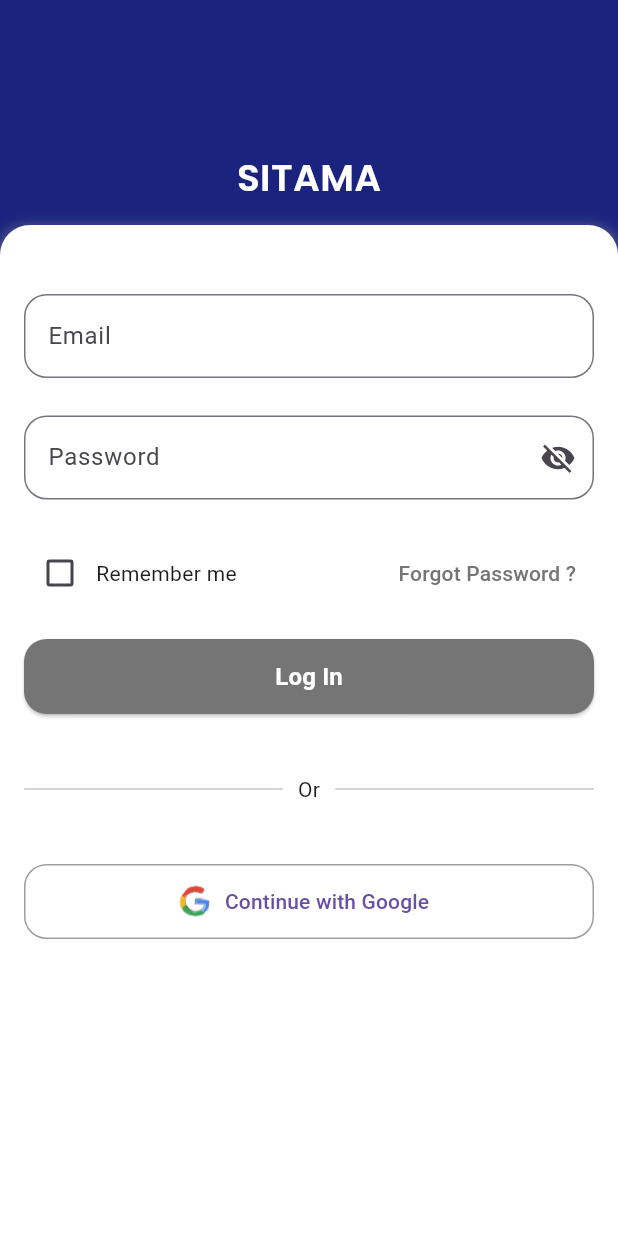
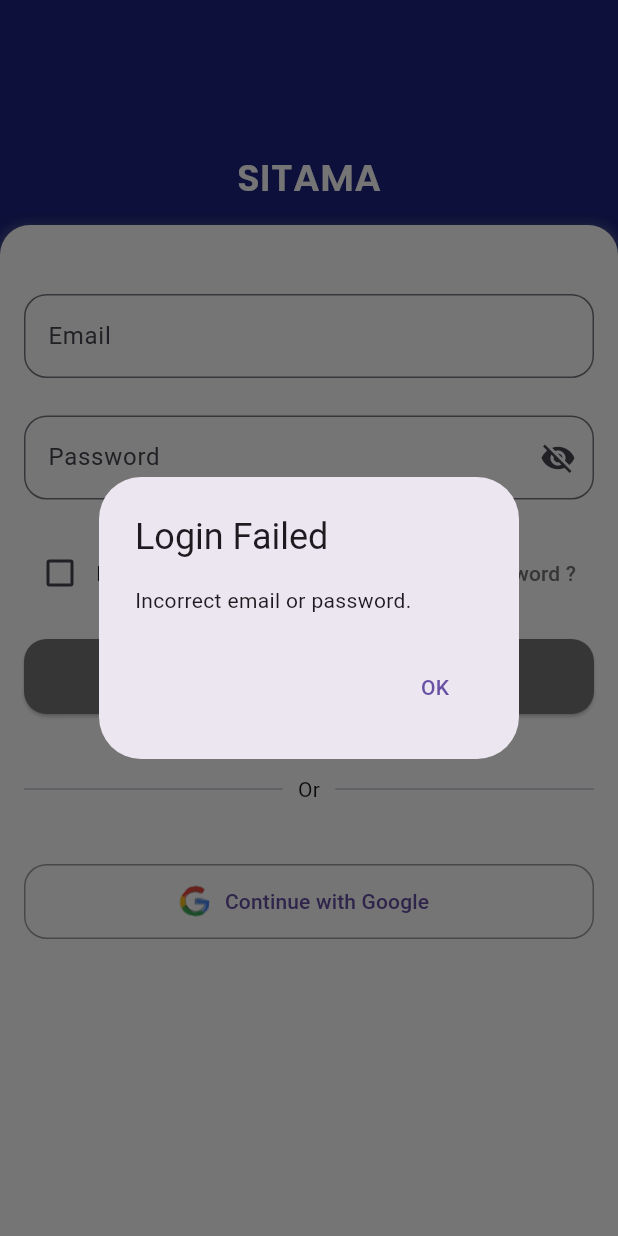
Before and after one commit to DycandX/sitama-polines-mobile, a Flutter app: the LoginPage screen opened directly, after a tap on "Log In", on a phone screen of 412 x 824 dp. Run offline on Flutter 3.47's test engine with Material 3 defaults, Android fonts, the light colour scheme and no system bars; our stand-ins replace file_picker.

Commit message:
update module login page

```diff
--- a/lib/modules/02_login/login_page.dart
+++ b/lib/modules/02_login/login_page.dart
@@ -1,4 +1,5 @@
 import 'package:flutter/material.dart';
+import 'package:pbl_sitama/modules/03_home_mahasiswa/home_mahasiswa_screen.dart';
 
 class LoginPage extends StatefulWidget {
   const LoginPage({super.key});
@@ -11,6 +12,46 @@ class _LoginPageState extends State<LoginPage> {
   // State variables
   bool _isPasswordVisible = false;
   bool _isRememberMeChecked = false; // State for Remember Me checkbox
+  final TextEditingController _emailController = TextEditingController();
+  final TextEditingController _passwordController = TextEditingController();
+
+  @override
+  void dispose() {
+    _emailController.dispose();
+    _passwordController.dispose();
+    super.dispose();
+  }
+
+  void _login() {
+    final email = _emailController.text;
+    final password = _passwordController.text;
+
+    // Check if entered credentials match the predefined credentials
+    if (email == "dewa@gmail.com" && password == "12345678") {
+      // Navigate to homeMahasiswaScreen if credentials are correct
+      Navigator.push(
+        context,
+        MaterialPageRoute(
+          builder: (context) => homeMahasiswaScreen(),
+        ),
+      );
+    } else {
+      // Show error message if credentials are incorrect
+      showDialog(
+        context: context,
+        builder: (context) => AlertDialog(
+          title: const Text("Login Failed"),
+          content: const Text("Incorrect email or password."),
+          actions: [
+            TextButton(
+              onPressed: () => Navigator.pop(context),
+              child: const Text("OK"),
+            ),
+          ],
+        ),
+      );
+    }
+  }
 
   @override
   Widget build(BuildContext context) {
@@ -44,12 +85,12 @@ class _LoginPageState extends State<LoginPage> {
           SafeArea(
             child: Column(
               children: [
-                SizedBox(height: 150), // Adjust spacing to push form down
+                const SizedBox(height: 150), // Adjust spacing to push form down
                 Expanded(
                   child: Container(
                     decoration: BoxDecoration(
                       color: Colors.white,
-                      borderRadius: BorderRadius.vertical(
+                      borderRadius: const BorderRadius.vertical(
                         top: Radius.circular(20), // Rounded only at the top
                       ),
                       boxShadow: [
@@ -57,7 +98,7 @@ class _LoginPageState extends State<LoginPage> {
                           color: Colors.grey.withOpacity(0.5),
                           spreadRadius: 2,
                           blurRadius: 7,
-                          offset: Offset(0, 3),
+                          offset: const Offset(0, 3),
                         ),
                       ],
                     ),
@@ -68,13 +109,14 @@ class _LoginPageState extends State<LoginPage> {
                           mainAxisAlignment: MainAxisAlignment.center,
                           crossAxisAlignment: CrossAxisAlignment.stretch,
                           children: [
-                            SizedBox(
+                            const SizedBox(
                                 height:
                                     30), // Space between white container and first TextField
                             TextField(
+                              controller: _emailController,
                               decoration: InputDecoration(
                                 labelText: 'Email',
-                                hintText: 'ilhamajirawan@gmail.com',
+                                hintText: 'dewa@gmail.com',
                                 hintStyle: TextStyle(
                                   color: Colors.grey.withOpacity(0.5),
                                 ),
@@ -83,13 +125,14 @@ class _LoginPageState extends State<LoginPage> {
                                 ),
                               ),
                             ),
-                            SizedBox(height: 25),
+                            const SizedBox(height: 25),
                             TextField(
+                              controller: _passwordController,
                               obscureText:
                                   !_isPasswordVisible, // Toggle visibility
                               decoration: InputDecoration(
                                 labelText: 'Password',
-                                hintText: '**********',
+                                hintText: '',
                                 hintStyle: TextStyle(
                                   color: Colors.grey.withOpacity(0.5),
                                 ),
@@ -112,7 +155,7 @@ class _LoginPageState extends State<LoginPage> {
                                 ),
                               ),
                             ),
-                            SizedBox(height: 25),
+                            const SizedBox(height: 25),
                             Row(
                               mainAxisAlignment: MainAxisAlignment.spaceBetween,
                               children: [
@@ -127,7 +170,7 @@ class _LoginPageState extends State<LoginPage> {
                                         });
                                       },
                                     ),
-                                    Text('Remember me'),
+                                    const Text('Remember me'),
                                   ],
                                 ),
                                 TextButton(
@@ -139,19 +182,17 @@ class _LoginPageState extends State<LoginPage> {
                                 ),
                               ],
                             ),
-                            SizedBox(height: 20),
+                            const SizedBox(height: 20),
                             ElevatedButton(
-                              onPressed: () {
-                                // Add login functionality
-                              },
+                              onPressed: _login,
                               style: ElevatedButton.styleFrom(
                                 backgroundColor: Colors.grey[600],
-                                minimumSize: Size(double.infinity, 50),
+                                minimumSize: const Size(double.infinity, 50),
                                 shape: RoundedRectangleBorder(
                                   borderRadius: BorderRadius.circular(15.0),
                                 ),
                               ),
-                              child: Text(
+                              child: const Text(
                                 'Log In',
                                 style: TextStyle(
                                   fontSize: 16,
@@ -160,19 +201,19 @@ class _LoginPageState extends State<LoginPage> {
                                 ),
                               ),
                             ),
-                            SizedBox(height: 40),
+                            const SizedBox(height: 40),
                             Row(
                               children: [
-                                Expanded(child: Divider()),
-                                Padding(
-                                  padding: const EdgeInsets.symmetric(
-                                      horizontal: 10.0),
+                                const Expanded(child: Divider()),
+                                const Padding(
+                                  padding:
+                                      EdgeInsets.symmetric(horizontal: 10.0),
                                   child: Text('Or'),
                                 ),
-                                Expanded(child: Divider()),
+                                const Expanded(child: Divider()),
                               ],
                             ),
-                            SizedBox(height: 40),
+                            const SizedBox(height: 40),
                             OutlinedButton.icon(
                               onPressed: () {
                                 // Add Google sign-in functionality
@@ -182,13 +223,13 @@ class _LoginPageState extends State<LoginPage> {
                                 height: 24,
                                 width: 24,
                               ),
-                              label: Text('Continue with Google'),
+                              label: const Text('Continue with Google'),
                               style: OutlinedButton.styleFrom(
-                                minimumSize: Size(double.infinity, 50),
+                                minimumSize: const Size(double.infinity, 50),
                                 shape: RoundedRectangleBorder(
                                   borderRadius: BorderRadius.circular(15.0),
                                 ),
-                                side: BorderSide(color: Colors.grey),
+                                side: const BorderSide(color: Colors.grey),
                               ),
                             ),
                           ],
```
